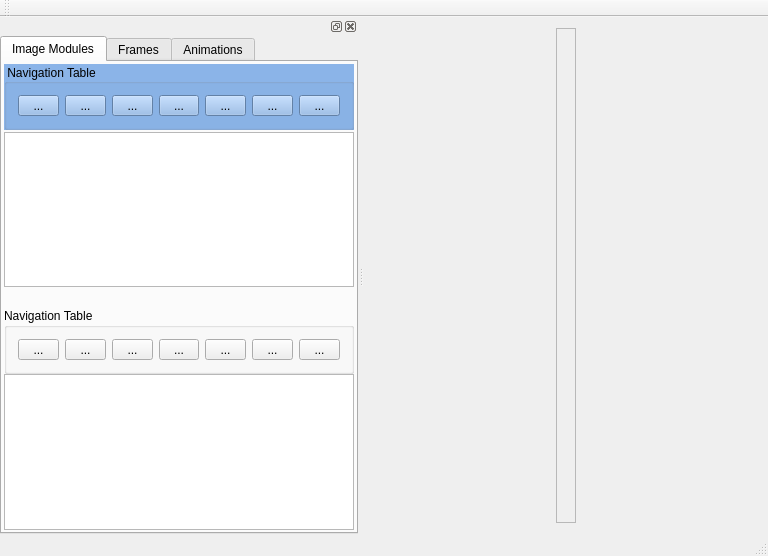
Old version of the form Xedi/Xedithor/mainwindow.ui in the repository ancoldsun/xedithor.
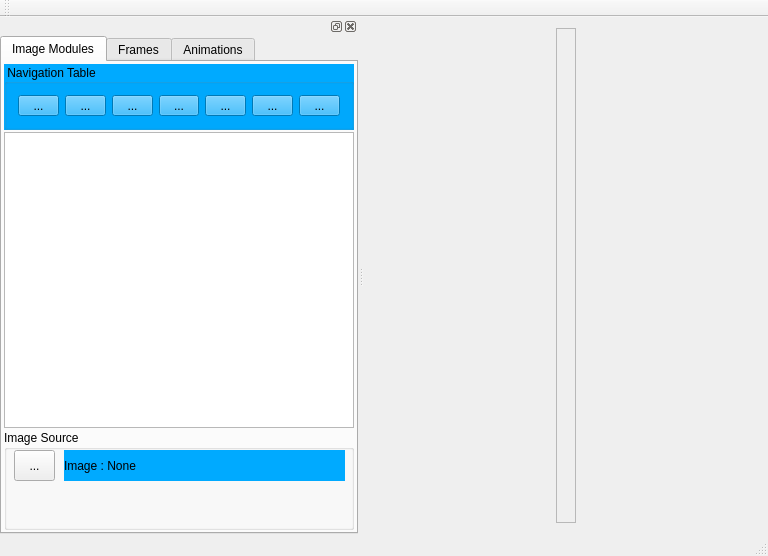
New version of the form. Icons and pictures are not drawn.

Diff of the .ui file:
```diff
--- a/Xedi/Xedithor/mainwindow.ui
+++ b/Xedi/Xedithor/mainwindow.ui
@@ -102,7 +102,7 @@
          <item>
           <widget class="QGroupBox" name="mt_groupBox1">
            <property name="styleSheet">
-            <string notr="true">background-color: rgb(139, 180, 232);</string>
+            <string notr="true">background-color: rgb(0, 170, 255);</string>
            </property>
            <property name="title">
             <string>Navigation Table</string>
@@ -283,231 +283,47 @@
           </widget>
          </item>
          <item>
-          <widget class="QDockWidget" name="dockWidget_mt">
-           <property name="sizePolicy">
-            <sizepolicy hsizetype="Expanding" vsizetype="Expanding">
-             <horstretch>0</horstretch>
-             <verstretch>0</verstretch>
-            </sizepolicy>
-           </property>
+          <widget class="QGroupBox" name="groupBox">
            <property name="minimumSize">
             <size>
-             <width>350</width>
-             <height>138</height>
+             <width>0</width>
+             <height>100</height>
             </size>
            </property>
-           <property name="layoutDirection">
-            <enum>Qt::LeftToRight</enum>
+           <property name="title">
+            <string>Image Source</string>
            </property>
-           <property name="features">
-            <set>QDockWidget::NoDockWidgetFeatures</set>
-           </property>
-           <widget class="QWidget" name="dockWidgetContents_4">
-            <property name="enabled">
-             <bool>true</bool>
+           <widget class="QToolButton" name="openImageButton">
+            <property name="geometry">
+             <rect>
+              <x>10</x>
+              <y>20</y>
+              <width>41</width>
+              <height>31</height>
+             </rect>
             </property>
-            <property name="sizePolicy">
-             <sizepolicy hsizetype="Preferred" vsizetype="Preferred">
-              <horstretch>0</horstretch>
-              <verstretch>0</verstretch>
-             </sizepolicy>
+            <property name="text">
+             <string>...</string>
             </property>
             <property name="accessibleName">
              <string/>
             </property>
-            <property name="accessibleDescription">
-             <string/>
-            </property>
-            <property name="layoutDirection">
-             <enum>Qt::LeftToRight</enum>
+           </widget>
+           <widget class="QLabel" name="imagePathInfo">
+            <property name="geometry">
+             <rect>
+              <x>60</x>
+              <y>20</y>
+              <width>281</width>
+              <height>31</height>
+             </rect>
             </property>
             <property name="styleSheet">
-             <string notr="true"/>
+             <string notr="true">background-color: rgb(0, 170, 255);</string>
             </property>
-            <layout class="QVBoxLayout" name="verticalLayout_5">
-             <property name="spacing">
-              <number>0</number>
-             </property>
-             <property name="margin">
-              <number>0</number>
-             </property>
-             <item>
-              <widget class="QGroupBox" name="mt_groupBox2">
-               <property name="title">
-                <string>Navigation Table</string>
-               </property>
-               <layout class="QHBoxLayout" name="horizontalLayout_4">
-                <item>
-                 <widget class="QToolButton" name="mt_navTable2_button1">
-                  <property name="sizePolicy">
-                   <sizepolicy hsizetype="Preferred" vsizetype="Fixed">
-                    <horstretch>0</horstretch>
-                    <verstretch>0</verstretch>
-                   </sizepolicy>
-                  </property>
-                  <property name="minimumSize">
-                   <size>
-                    <width>2</width>
-                    <height>0</height>
-                   </size>
-                  </property>
-                  <property name="styleSheet">
-                   <string notr="true"/>
-                  </property>
-                  <property name="text">
-                   <string>...</string>
-                  </property>
-                  <property name="icon">
-                   <iconset resource="XedithorResources.qrc">
-                    <normaloff>:/images/zoomIn.png</normaloff>:/images/zoomIn.png</iconset>
-                  </property>
-                 </widget>
-                </item>
-                <item>
-                 <widget class="QToolButton" name="mt_navTable2_button2">
-                  <property name="sizePolicy">
-                   <sizepolicy hsizetype="Preferred" vsizetype="Fixed">
-                    <horstretch>0</horstretch>
-                    <verstretch>0</verstretch>
-                   </sizepolicy>
-                  </property>
-                  <property name="minimumSize">
-                   <size>
-                    <width>2</width>
-                    <height>0</height>
-                   </size>
-                  </property>
-                  <property name="text">
-                   <string>...</string>
-                  </property>
-                  <property name="icon">
-                   <iconset resource="XedithorResources.qrc">
-                    <normaloff>:/images/editRect.png</normaloff>:/images/editRect.png</iconset>
-                  </property>
-                 </widget>
-                </item>
-                <item>
-                 <widget class="QToolButton" name="mt_navTable2_button3">
-                  <property name="sizePolicy">
-                   <sizepolicy hsizetype="Preferred" vsizetype="Fixed">
-                    <horstretch>0</horstretch>
-                    <verstretch>0</verstretch>
-                   </sizepolicy>
-                  </property>
-                  <property name="minimumSize">
-                   <size>
-                    <width>2</width>
-                    <height>0</height>
-                   </size>
-                  </property>
-                  <property name="text">
-                   <string>...</string>
-                  </property>
-                  <property name="icon">
-                   <iconset resource="XedithorResources.qrc">
-                    <normaloff>:/images/Del.png</normaloff>:/images/Del.png</iconset>
-                  </property>
-                 </widget>
-                </item>
-                <item>
-                 <widget class="QToolButton" name="mt_navTable2_button4">
-                  <property name="sizePolicy">
-                   <sizepolicy hsizetype="Preferred" vsizetype="Fixed">
-                    <horstretch>0</horstretch>
-                    <verstretch>0</verstretch>
-                   </sizepolicy>
-                  </property>
-                  <property name="minimumSize">
-                   <size>
-                    <width>2</width>
-                    <height>0</height>
-                   </size>
-                  </property>
-                  <property name="text">
-                   <string>...</string>
-                  </property>
-                  <property name="icon">
-                   <iconset resource="XedithorResources.qrc">
-                    <normaloff>:/images/Up.png</normaloff>:/images/Up.png</iconset>
-                  </property>
-                 </widget>
-                </item>
-                <item>
-                 <widget class="QToolButton" name="mt_navTable2_button5">
-                  <property name="sizePolicy">
-                   <sizepolicy hsizetype="Preferred" vsizetype="Fixed">
-                    <horstretch>0</horstretch>
-                    <verstretch>0</verstretch>
-                   </sizepolicy>
-                  </property>
-                  <property name="minimumSize">
-                   <size>
-                    <width>2</width>
-                    <height>0</height>
-                   </size>
-                  </property>
-                  <property name="text">
-                   <string>...</string>
-                  </property>
-                  <property name="icon">
-                   <iconset resource="XedithorResources.qrc">
-                    <normaloff>:/images/Down.png</normaloff>:/images/Down.png</iconset>
-                  </property>
-                 </widget>
-                </item>
-                <item>
-                 <widget class="QToolButton" name="mt_navTable2_button6">
-                  <property name="sizePolicy">
-                   <sizepolicy hsizetype="Preferred" vsizetype="Fixed">
-                    <horstretch>0</horstretch>
-                    <verstretch>0</verstretch>
-                   </sizepolicy>
-                  </property>
-                  <property name="minimumSize">
-                   <size>
-                    <width>2</width>
-                    <height>0</height>
-                   </size>
-                  </property>
-                  <property name="text">
-                   <string>...</string>
-                  </property>
-                  <property name="icon">
-                   <iconset resource="XedithorResources.qrc">
-                    <normaloff>:/images/Top.png</normaloff>:/images/Top.png</iconset>
-                  </property>
-                 </widget>
-                </item>
-                <item>
-                 <widget class="QToolButton" name="mt_navTable2_button7">
-                  <property name="sizePolicy">
-                   <sizepolicy hsizetype="Preferred" vsizetype="Fixed">
-                    <horstretch>0</horstretch>
-                    <verstretch>0</verstretch>
-                   </sizepolicy>
-                  </property>
-                  <property name="minimumSize">
-                   <size>
-                    <width>2</width>
-                    <height>0</height>
-                   </size>
-                  </property>
-                  <property name="text">
-                   <string>...</string>
-                  </property>
-                  <property name="icon">
-                   <iconset resource="XedithorResources.qrc">
-                    <normaloff>:/images/Bottom.png</normaloff>:/images/Bottom.png</iconset>
-                  </property>
-                 </widget>
-                </item>
-               </layout>
-              </widget>
-             </item>
-             <item>
-              <widget class="QTableView" name="tableView"/>
-             </item>
-            </layout>
+            <property name="text">
+             <string>Image : None</string>
+            </property>
            </widget>
           </widget>
          </item>
```
Left out of the diff: 5 changed lines with no effect on the pictures.
